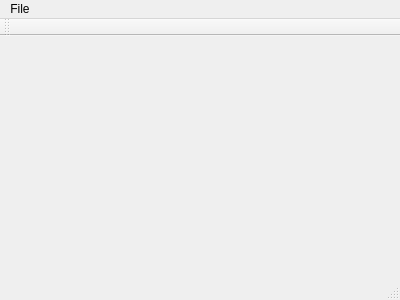
This is test2-150930/mainwindow.ui in nomarlo/analisis-de-imagenes as Qt 5 draws it before an edit. The edited form follows.
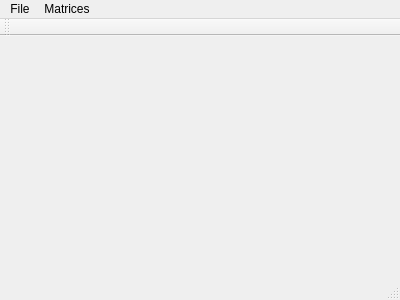
This is the edited form.

What changed in the file:
```diff
--- a/test2-150930/mainwindow.ui
+++ b/test2-150930/mainwindow.ui
@@ -33,7 +33,14 @@
     <addaction name="separator"/>
     <addaction name="actionExit"/>
    </widget>
+   <widget class="QMenu" name="menuRangos">
+    <property name="title">
+     <string>Matrices</string>
+    </property>
+    <addaction name="actionRangos"/>
+   </widget>
    <addaction name="menuFile"/>
+   <addaction name="menuRangos"/>
   </widget>
   <widget class="QToolBar" name="mainToolBar">
    <attribute name="toolBarArea">
```
Left out of the diff: 5 changed lines with no effect on the pictures.
